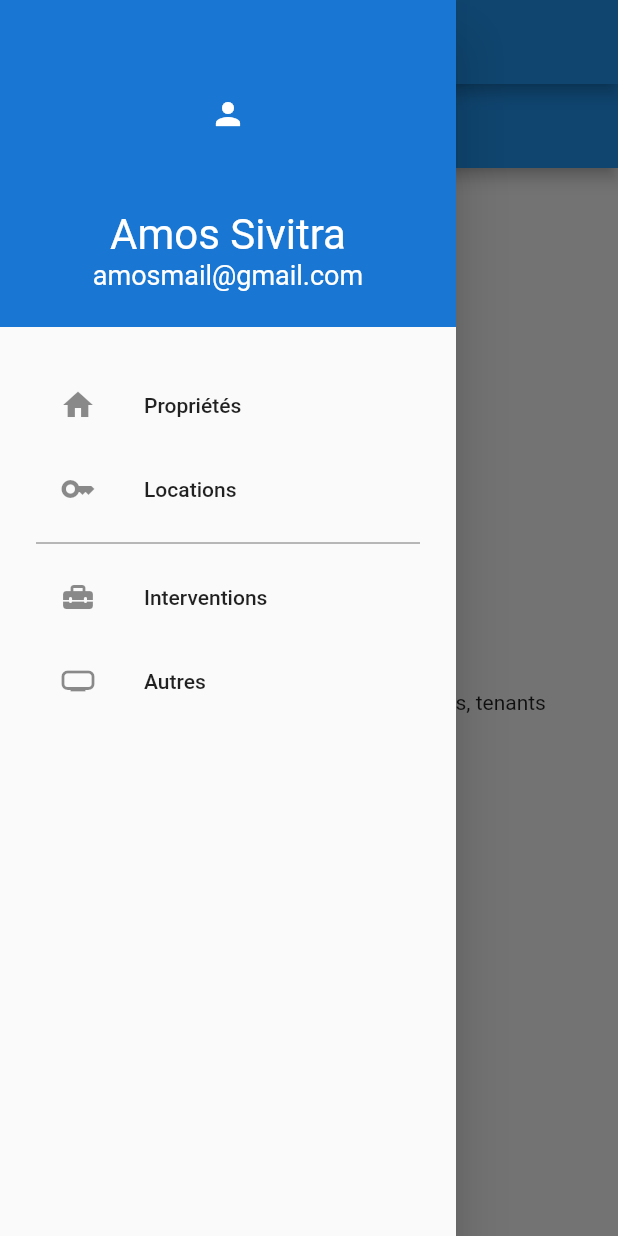
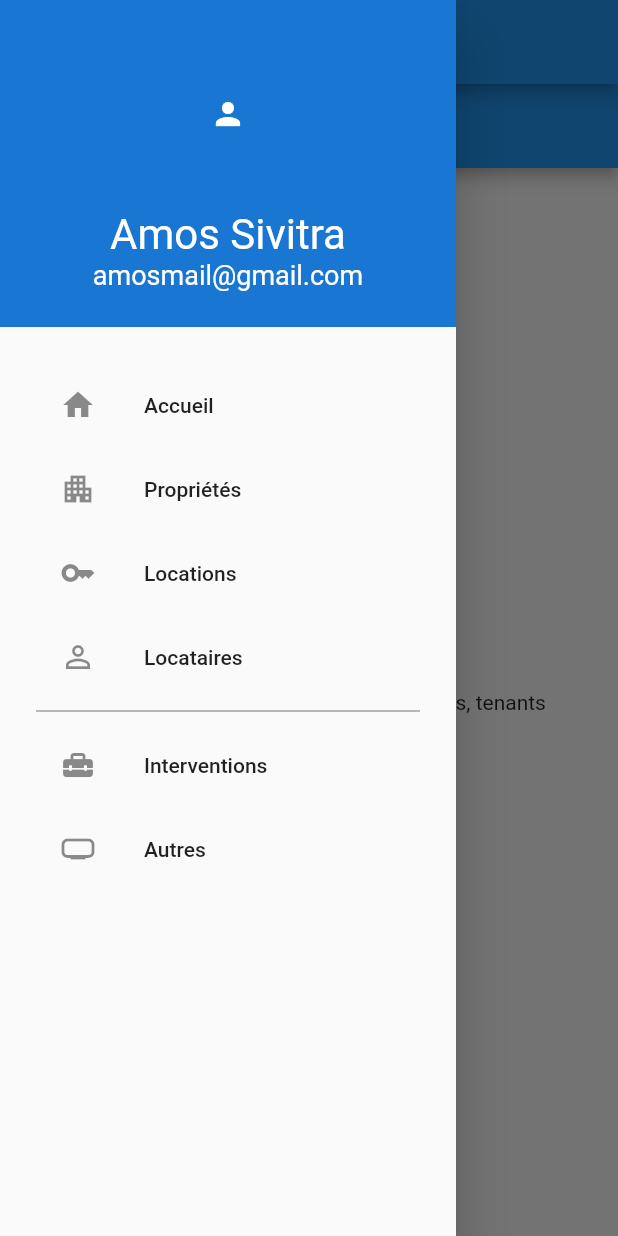
Before and after one commit to Killian-debug/rentmeister, a Flutter app: the screen it shows once a user with an empty profile is signed in, with the side drawer open, on a phone screen of 412 x 824 dp. Run offline on Flutter 3.47's test engine with Material 2 defaults, Android fonts, the phone set to English and light mode, and no system bars; our stand-ins replace cloud_firestore, firebase_auth, firebase_core; accounts and stored records are empty.

Commit message:
ajout de pageviwer pour le sidebar navigation

```diff
--- /dev/null
+++ b/lib/components/DashboardComponent.dart
@@ -0,0 +1,11 @@
+import 'package:flutter/material.dart';
+
+class DashboardComponent {
+  final Widget body;
+  final Widget? floatingActionButton;
+
+  DashboardComponent({
+    required this.body,
+    this.floatingActionButton,
+  });
+}
--- a/lib/components/NavigationSidebar.dart
+++ b/lib/components/NavigationSidebar.dart
@@ -1,5 +1,8 @@
 import 'package:flutter/material.dart';
 import 'package:flututo/screens/dashboard/MyAccountPage.dart';
+import 'package:flututo/screens/dashboard/Properties.dart';
+import 'package:flututo/screens/dashboard/Tenancy.dart';
+import 'package:flututo/screens/dashboard/Tenants.dart';
 
 class NavigationSidebar extends StatefulWidget {
   final Function(int?) changePage;
@@ -20,7 +23,10 @@ class _NavigationSidebarState extends State<NavigationSidebar> {
       child: SingleChildScrollView(
         child: Column(
             crossAxisAlignment: CrossAxisAlignment.stretch,
-            children: <Widget>[buildHeader(context), buildMenuItems(context)]),
+            children: <Widget>[
+              buildHeader(context),
+              buildMenuItems(context),
+            ]),
       ),
     );
   }
@@ -34,7 +40,7 @@ class _NavigationSidebarState extends State<NavigationSidebar> {
           //close the navigation sidebar
           Navigator.pop(context);
 
-          //go to myaccount
+          //go to myaccount page
           Navigator.push(
             context,
             MaterialPageRoute(
@@ -83,16 +89,30 @@ class _NavigationSidebarState extends State<NavigationSidebar> {
         children: [
           ListTile(
             leading: const Icon(Icons.home),
+            title: Text('Accueil'),
+            onTap: () {
+              widget.changePage(0);
+            },
+          ),
+          ListTile(
+            leading: const Icon(Icons.apartment),
             title: Text('Propriétés'),
             onTap: () {
-              widget.changePage(0);
+              widget.changePage(1);
             },
           ),
           ListTile(
             leading: const Icon(Icons.key),
             title: Text('Locations'),
             onTap: () {
-              widget.changePage(1);
+              widget.changePage(2);
+            },
+          ),
+          ListTile(
+            leading: const Icon(Icons.person_outline),
+            title: Text('Locataires'),
+            onTap: () {
+              widget.changePage(3);
             },
           ),
           const Divider(color: Colors.black54),
@@ -100,7 +120,7 @@ class _NavigationSidebarState extends State<NavigationSidebar> {
             leading: const Icon(Icons.home_repair_service_rounded),
             title: const Text('Interventions'),
             onTap: () {
-              widget.changePage(0);
+              widget.changePage(1);
             },
           ),
           ListTile(
--- a/lib/screens/dashboard/DashboardIndex.dart
+++ b/lib/screens/dashboard/DashboardIndex.dart
@@ -10,14 +10,16 @@ class Dashboard extends StatefulWidget {
 class _DashboardState extends State<Dashboard> {
   @override
   Widget build(BuildContext context) {
-    return SafeArea(
-        child: Scaffold(
+    return //SafeArea(
+        //child:
+        Scaffold(
       appBar: AppBar(
         title: Text("Hi Username"),
       ),
       body: Center(
         child: Text("Dashboard ( block of properties, tenancies, tenants"),
       ),
-    ));
+    );
+    //);
   }
 }
--- a/lib/screens/dashboard/Home.dart
+++ b/lib/screens/dashboard/Home.dart
@@ -1,9 +1,14 @@
 import 'package:flutter/material.dart';
+import 'package:flututo/components/DashboardComponent.dart';
 import 'package:flututo/components/NavigationSidebar.dart';
 import 'package:flututo/screens/Guest.dart';
 import 'package:flututo/screens/dashboard/DashboardIndex.dart';
 import 'package:flututo/screens/dashboard/Properties.dart';
+import 'package:flututo/screens/dashboard/Tenancy.dart';
 import 'package:flututo/screens/dashboard/Tenants.dart';
+import 'package:flututo/screens/dashboard/crud/PropertieCru.dart';
+import 'package:flututo/screens/dashboard/crud/TenancyCru.dart';
+import 'package:flututo/screens/dashboard/crud/TenantCru.dart';
 import 'package:flututo/screens/services/UserService.dart';
 
 class HomeScreen extends StatefulWidget {
@@ -16,7 +21,18 @@ class HomeScreen extends StatefulWidget {
 class _HomeScreenState extends State<HomeScreen> {
   UserService _userService = UserService();
 
-  final PageController _pageController = PageController();
+  PageController _pageController = PageController(
+    initialPage: 0,
+  );
+
+  int currentPageIndex = 0;
+
+  @override
+  void initState() {
+    // TODO: implement initState
+    super.initState();
+  }
+
   @override
   Widget build(BuildContext context) {
     return SafeArea(
@@ -27,16 +43,69 @@ class _HomeScreenState extends State<HomeScreen> {
         drawer: NavigationSidebar(
           changePage: changePage,
         ),
-        body: PageView(
+        floatingActionButton:
+            dashboardComponent(context)[currentPageIndex].floatingActionButton,
+        body: PageView.builder(
           controller: _pageController,
-          children: [
-            Dashboard(),
-            Properties(),
-            Tenants(),
-          ],
+          itemBuilder: (context, index) =>
+              dashboardComponent(context)[index].body,
         ),
       ),
     );
+  }
+
+  // int get currentPageIndex {
+  //   return _pageController.page?.toInt() ?? 0;
+  // }
+
+  List<DashboardComponent> dashboardComponent(BuildContext context) {
+    return [
+      DashboardComponent(
+        body: Dashboard(),
+      ),
+      DashboardComponent(
+          body: PropertiesPage(),
+          floatingActionButton: FloatingActionButton(
+            child: Icon(Icons.add),
+            onPressed: () {
+              Navigator.pop(context);
+              Navigator.push(
+                context,
+                MaterialPageRoute(
+                  builder: (BuildContext context) => addPropertiePage(),
+                ),
+              );
+            },
+          )),
+      DashboardComponent(
+          body: Tenancy(),
+          floatingActionButton: FloatingActionButton(
+            child: const Icon(Icons.add),
+            onPressed: () {
+              Navigator.pop(context);
+              Navigator.push(
+                context,
+                MaterialPageRoute(
+                  builder: (BuildContext context) => addTenancyPage(),
+                ),
+              );
+            },
+          )),
+      DashboardComponent(
+          body: Tenants(),
+          floatingActionButton: FloatingActionButton(
+            child: const Icon(Icons.add),
+            onPressed: () {
+              Navigator.pop(context);
+              Navigator.push(
+                context,
+                MaterialPageRoute(
+                  builder: (BuildContext context) => addTenantPage(),
+                ),
+              );
+            },
+          )),
+    ];
   }
 
   void changePage(int? index) {
@@ -45,5 +114,7 @@ class _HomeScreenState extends State<HomeScreen> {
       duration: const Duration(milliseconds: 500),
       curve: Curves.easeIn,
     );
+    currentPageIndex = index;
+    setState(() {});
   }
 }
--- a/lib/screens/dashboard/Tenancy.dart
+++ b/lib/screens/dashboard/Tenancy.dart
@@ -10,6 +10,8 @@ class Tenancy extends StatefulWidget {
 class _TenancyState extends State<Tenancy> {
   @override
   Widget build(BuildContext context) {
-    return Container();
+    return Center(
+      child: Text("Tenancy page ( block of tenancy and infos"),
+    );
   }
 }
--- a/lib/screens/dashboard/Tenants.dart
+++ b/lib/screens/dashboard/Tenants.dart
@@ -12,6 +12,8 @@ class Tenants extends StatefulWidget {
 class _TenantsState extends State<Tenants> {
   @override
   Widget build(BuildContext context) {
-    return Container();
+    return Center(
+      child: Text("Tenants page ( block of Tenants and infos"),
+    );
   }
 }
```
Also changed, not shown: lib/screens/dashboard/MyAccountPage.dart (+8 -6 lines), lib/screens/dashboard/Properties.dart (+8 -15 lines), lib/screens/dashboard/crud/InterventionCru.dart (+23 -0 lines), lib/screens/dashboard/crud/PropertieCru.dart (+23 -0 lines), lib/screens/dashboard/crud/TenancyCru.dart (added, +15 -0 lines), lib/screens/dashboard/crud/TenantCru.dart (+23 -0 lines).
